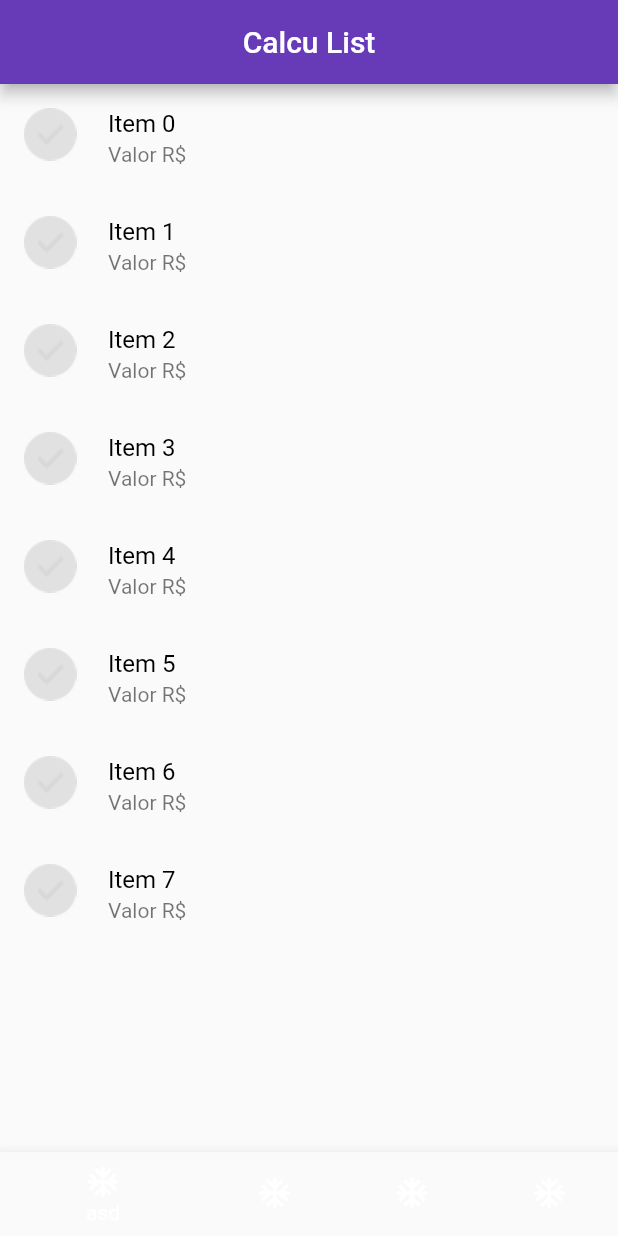
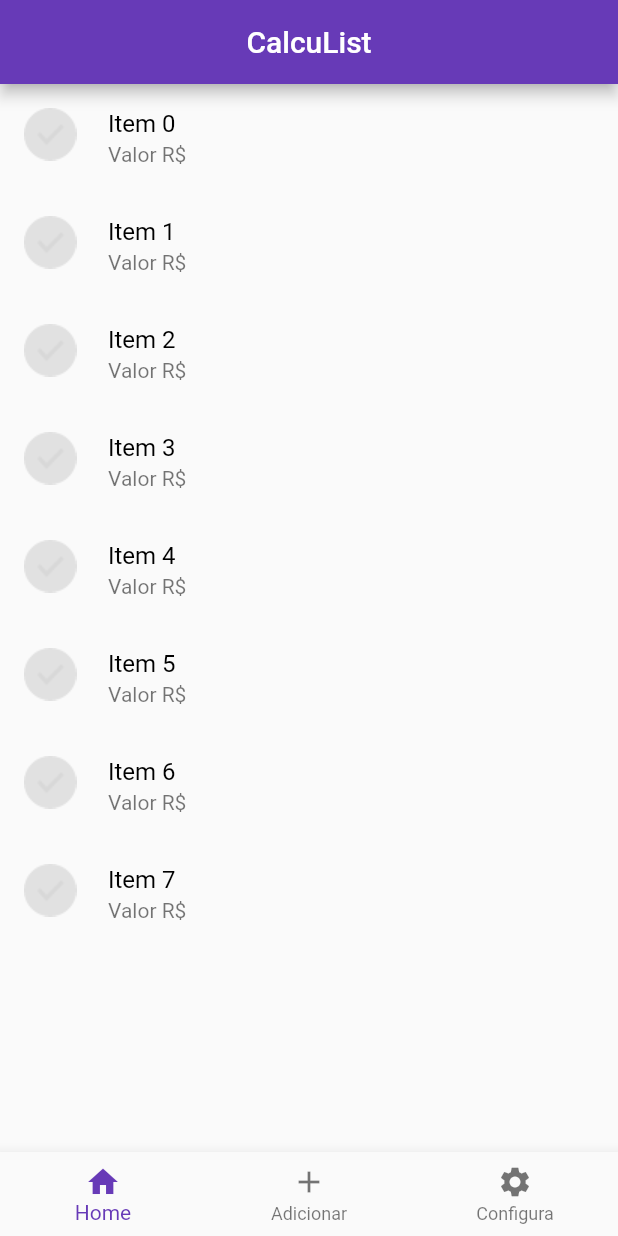
Before and after one commit to rubensmk/calculist, a Flutter app: the screen it shows after launch, on a phone screen of 412 x 824 dp. Run offline on Flutter 3.47's test engine with Material 2 defaults, Android fonts, the phone set to English and light mode, and no system bars.

Commit message:
botton navigatio bar

```diff
--- a/lib/ui/screens/home.dart
+++ b/lib/ui/screens/home.dart
@@ -10,7 +10,7 @@ class HomeScreen extends StatelessWidget {
 
     return Scaffold(
       appBar: AppBar(
-        title: Text("Calcu List"),
+        title: Text("CalcuList"),
         centerTitle: true,
       ),
       body: ListView(
@@ -67,13 +67,14 @@ class HomeScreen extends StatelessWidget {
       bottomNavigationBar: BottomNavigationBar(
         items: [
           BottomNavigationBarItem(
-              icon: Icon(Icons.ac_unit), title: Text("asd")),
+              icon: Icon(Icons.home),
+              title: Text("Home")),
           BottomNavigationBarItem(
-              icon: Icon(Icons.ac_unit), title: Text("asd")),
+              icon: Icon(Icons.add),
+              title: Text("Adicionar")),
           BottomNavigationBarItem(
-              icon: Icon(Icons.ac_unit), title: Text("asd")),
-          BottomNavigationBarItem(
-              icon: Icon(Icons.ac_unit), title: Text("asd")),
+              icon: Icon(Icons.settings),
+              title: Text("Configura")),
         ],
       ),
     );
```
